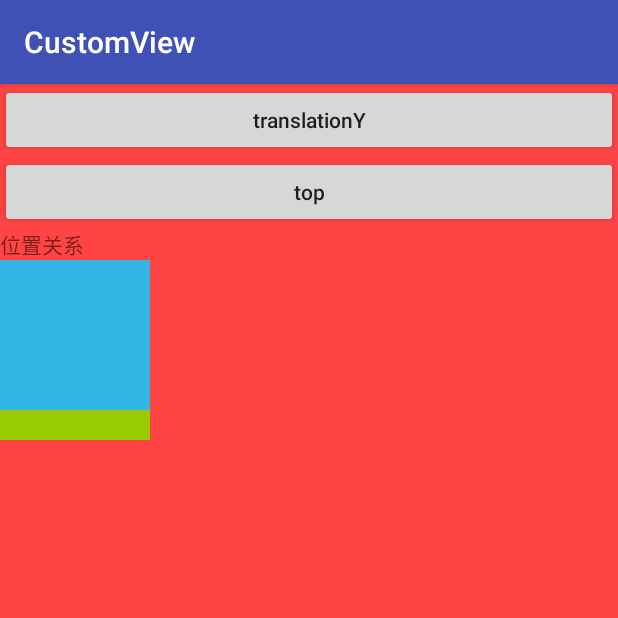
After one commit to LoveqLRC/CustomView, an Android app: the ViewLocationActivity screen opened directly, with no data from a screen before it, on a phone screen of 412 x 824 dp, the top half of it. The commit adds this screen. Run offline under Robolectric (Android 15) with nearby library versions, the phone set to English and light mode, and no system bars.

Commit message:
update blog and add ViewLocationActivity

```diff
--- a/app/src/main/AndroidManifest.xml
+++ b/app/src/main/AndroidManifest.xml
@@ -41,11 +41,13 @@
         <activity android:name=".ui.base.SemiCircleActivity">
         </activity>
         <activity
-            android:name=".ui.base.OtherActivity"
+            android:name=".ui.other.OtherActivity"
             android:theme="@style/OtherTheme">
         </activity>
         <activity android:name=".ui.pliad.ElasticDragActivity">
         </activity>
+        <activity android:name=".ui.other.ViewLocationActivity">
+        </activity>
     </application>
 
 </manifest>
--- a/app/src/main/java/loveq/com/customview/ui/base/OtherActivity.java
+++ b/app/src/main/java/loveq/com/customview/ui/other/OtherActivity.java
@@ -1,4 +1,4 @@
-package loveq.com.customview.ui.base;
+package loveq.com.customview.ui.other;
 
 import android.graphics.Color;
 import android.os.Bundle;
--- a/app/src/main/res/layout/activity_base.xml
+++ b/app/src/main/res/layout/activity_base.xml
@@ -52,5 +52,11 @@
         android:onClick="other"
         android:text="其他"/>
 
+    <Button
+        android:layout_width="match_parent"
+        android:layout_height="wrap_content"
+        android:onClick="location"
+        android:text="view位置"/>
+
 
 </LinearLayout>
--- a/app/src/main/res/layout/activity_other.xml
+++ b/app/src/main/res/layout/activity_other.xml
@@ -6,7 +6,7 @@
     android:layout_width="match_parent"
     android:layout_height="match_parent"
     android:orientation="vertical"
-    tools:context="loveq.com.customview.ui.base.OtherActivity">
+    tools:context="loveq.com.customview.ui.other.OtherActivity">
 
     <android.support.v7.widget.Toolbar
         android:id="@+id/toolbar"
--- /dev/null
+++ b/app/src/main/res/layout/activity_view_location.xml
@@ -0,0 +1,41 @@
+<?xml version="1.0" encoding="utf-8"?>
+<LinearLayout
+    xmlns:android="http://schemas.android.com/apk/res/android"
+    xmlns:app="http://schemas.android.com/apk/res-auto"
+    xmlns:tools="http://schemas.android.com/tools"
+    android:layout_width="match_parent"
+    android:layout_height="match_parent"
+    android:background="@android:color/holo_red_light"
+    android:orientation="vertical"
+    tools:context="loveq.com.customview.ui.other.ViewLocationActivity">
+
+    <Button
+        android:layout_width="match_parent"
+        android:layout_height="wrap_content"
+        android:onClick="translationY"
+        android:text="translationY"/>
+
+    <Button
+        android:layout_width="match_parent"
+        android:layout_height="wrap_content"
+        android:onClick="top"
+        android:text="top"/>
+
+    <TextView
+        android:id="@+id/tv_content"
+        android:layout_width="match_parent"
+        android:layout_height="wrap_content"
+        android:text="位置关系"/>
+
+    <View
+        android:id="@+id/v_location"
+        android:layout_width="100dp"
+        android:layout_height="100dp"
+        android:background="@android:color/holo_blue_light"/>
+
+    <View
+        android:layout_width="100dp"
+        android:layout_height="20dp"
+        android:background="@android:color/holo_green_light"/>
+
+</LinearLayout>
```
Also changed, not shown: app/src/main/java/loveq/com/customview/ui/base/BaseViewActivity.java (+7 -0 lines), app/src/main/java/loveq/com/customview/ui/other/ViewLocationActivity.java (added, +61 -0 lines), 1 other file.
